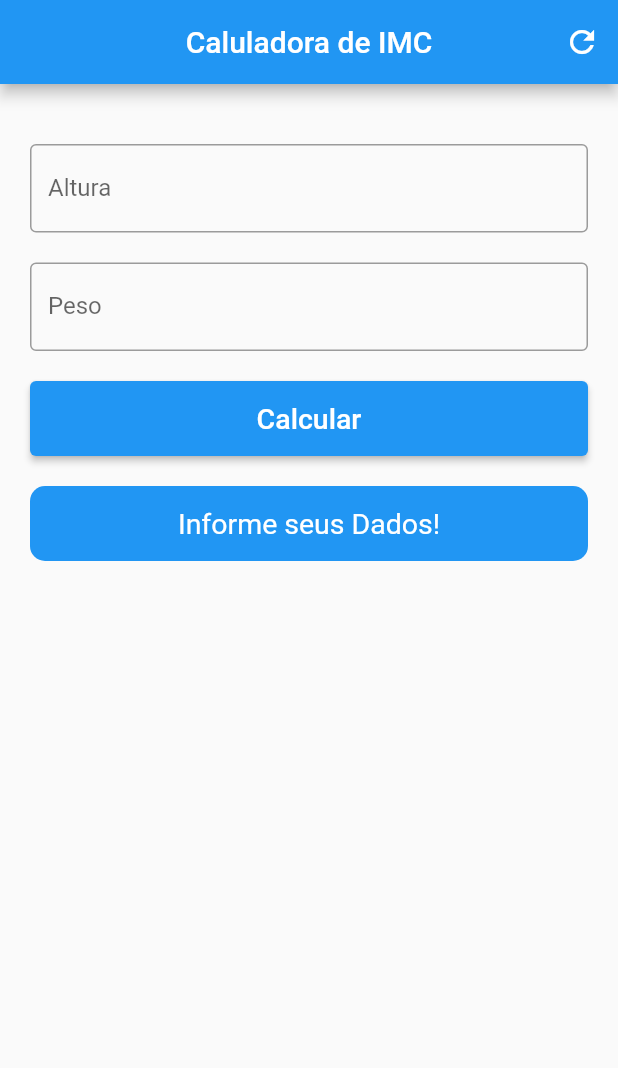
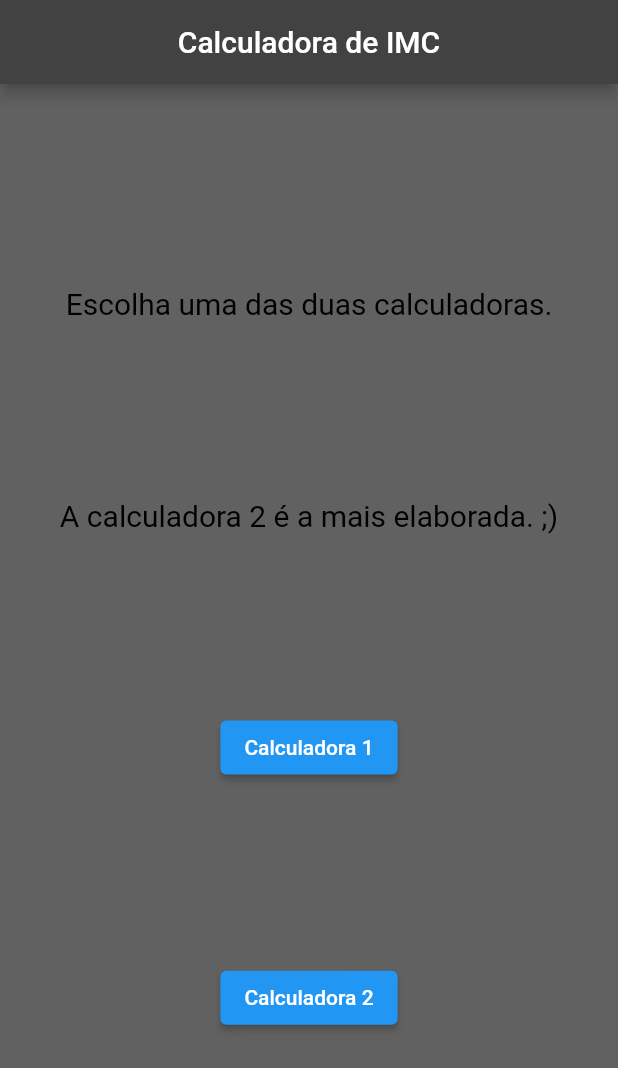
Before and after one commit to Danielmtdc16/IMC_calculator---Flutter, a Flutter app: the screen it shows after launch, on a phone screen of 412 x 824 dp. Shown: the top 1068 px of the screen. Run offline on Flutter 3.47's test engine with Material 2 defaults, Android fonts, the phone set to English and light mode, and no system bars; our stand-ins replace font_awesome_flutter.

Commit message:
Criando uma tela para levar a calculadora 1 ou 2.

```diff
--- a/lib/imc_calculator_1/main.dart
+++ b/lib/imc_calculator_1/calculadora_imc_1.dart
@@ -1,19 +1,13 @@
 import 'package:flutter/material.dart';
 
-void main() {
-  runApp(const MaterialApp(
-    home: MyApp(),
-  ));
+class Calculadora1 extends StatefulWidget {
+  const Calculadora1({Key? key}) : super(key: key);
+
+  @override
+  State<Calculadora1> createState() => _Calculadora1State();
 }
 
-class MyApp extends StatefulWidget {
-  const MyApp({Key? key}) : super(key: key);
-
-  @override
-  State<MyApp> createState() => _MyAppState();
-}
-
-class _MyAppState extends State<MyApp> {
+class _Calculadora1State extends State<Calculadora1> {
 
   String result = "Informe seus Dados!";
 
--- a/lib/imc_calculator_2/main.dart
+++ b/lib/main.dart
@@ -1,10 +1,9 @@
 import 'package:flutter/material.dart';
-import 'package:imc2/imc_calculator_2/telas/tela_resultados.dart';
-import 'telas/tela_principal.dart';
-import 'constantes.dart';
+import 'package:imc2/tela_exibicao.dart';
+import 'imc_calculator_2/constantes.dart';
 
 void main(){
-  runApp(MyApp());
+  runApp(const MyApp());
 }
 
 class MyApp extends StatelessWidget {
@@ -17,7 +16,7 @@ class MyApp extends StatelessWidget {
         primaryColor: kcorDeFundo,
         scaffoldBackgroundColor: kcorDeFundo
       ),
-      home: TelaPrincipal(),
+      home: const TelaExibicao(),
     );
   }
 }
--- /dev/null
+++ b/lib/tela_exibicao.dart
@@ -0,0 +1,54 @@
+import 'package:flutter/material.dart';
+import 'package:imc2/imc_calculator_1/calculadora_imc_1.dart';
+import 'package:imc2/imc_calculator_2/telas/tela_principal.dart';
+import 'imc_calculator_2/constantes.dart';
+
+class TelaExibicao extends StatefulWidget {
+  const TelaExibicao({Key? key}) : super(key: key);
+
+  @override
+  State<TelaExibicao> createState() => _TelaExibicaoState();
+}
+
+class _TelaExibicaoState extends State<TelaExibicao> {
+  @override
+  Widget build(BuildContext context) {
+    return Scaffold(
+      appBar: AppBar(
+        title: const Text("Calculadora de IMC"),
+        centerTitle: true,
+      ),
+      body: Padding(
+        padding: const EdgeInsets.all(16),
+        child: Center(
+          child: Column(
+            mainAxisAlignment: MainAxisAlignment.spaceEvenly,
+            children: [
+              const Text(
+                "Escolha uma das duas calculadoras.",
+                style: kdescricaoTextStyle,
+              ),
+              const Text(
+                "A calculadora 2 é a mais elaborada. ;)",
+                style: kdescricaoTextStyle,
+              ),
+              ElevatedButton(
+                onPressed: () {
+                  Navigator.push(context, MaterialPageRoute(builder: (context) => const Calculadora1()));
+                },
+                child: const Text("Calculadora 1"),
+              ),
+              ElevatedButton(
+                onPressed: () {
+                  Navigator.push(context, MaterialPageRoute(builder: (context) => const TelaPrincipal()));
+                },
+                child: const Text("Calculadora 2"),
+              ),
+
+            ],
+          ),
+        ),
+      ),
+    );
+  }
+}
```
